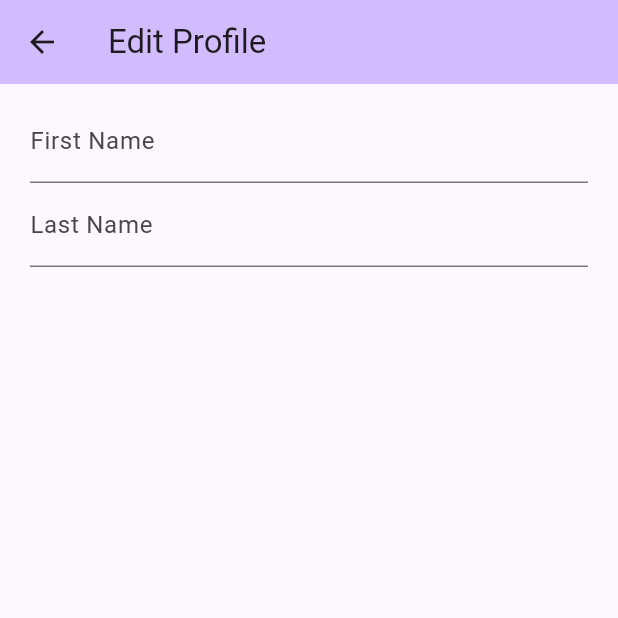
After one commit to allanfang1/grocery_spending_tracker_app, a Flutter app: the HomePage screen opened directly, after a tap on "Profile", on a phone screen of 412 x 824 dp, the top half of it. The commit adds this screen. Run offline on Flutter 3.47's test engine with Material 3 defaults, Android fonts, the phone set to English and light mode, and no system bars; our stand-ins replace camera, flutter_riverpod, permission_handler, riverpod_annotation; missing offline and left inert: flutter_cupertino_datetime_picker, google_mlkit_text_recognition; generated files the repository leaves out were written again.

```diff
--- a/lib/common/constants.dart
+++ b/lib/common/constants.dart
@@ -1,7 +1,11 @@
 class Constants {
   static const String HOST = "http://grocery-tracker.azurewebsites.net";
   static const String LOGIN_PATH = "/auth/login/";
-  static const String GET_USER_PATH = "/user/";
-  static const String REGISTER_PATH = "/user/new-user/";
+  static const String GET_USER_PATH = "/users/";
+  static const String REGISTER_PATH = "/users/new-user";
   static const String LOAD_TRANSACTIONS = "/loadtransactions/";
+
+  static const String FIRST_NAME_LABEL = "First Name";
+  static const String LAST_NAME_LABEL = "Last Name";
+  static const String EMAIL_LABEL = "Email";
 }
--- /dev/null
+++ b/lib/pages/edit_profile.dart
@@ -0,0 +1,54 @@
+import 'package:flutter_riverpod/flutter_riverpod.dart';
+import 'package:grocery_spending_tracker_app/common/constants.dart';
+import 'package:grocery_spending_tracker_app/pages/register.dart';
+import 'package:grocery_spending_tracker_app/controller/profile_controller.dart';
+import 'package:grocery_spending_tracker_app/pages/home.dart';
+import 'package:flutter/material.dart';
+
+// ignore_for_file: prefer_const_constructors
+
+class EditProfile extends StatefulWidget {
+  const EditProfile({super.key});
+
+  @override
+  State<EditProfile> createState() => _EditProfile();
+}
+
+class _EditProfile extends State<EditProfile> {
+  final _formKey = GlobalKey<FormState>();
+  bool? _enableBtn;
+  String? _firstname;
+  String? _lastname;
+
+  @override
+  Widget build(BuildContext context) {
+    return Scaffold(
+      appBar: AppBar(
+        backgroundColor: Theme.of(context).colorScheme.inversePrimary,
+        title: Text("Edit Profile"),
+      ),
+      body: Center(
+        child: Container(
+          margin: EdgeInsets.fromLTRB(20, 10, 20, 10),
+          child: Form(
+            key: _formKey,
+            child: Column(
+              children: [
+                TextFormField(
+                  onSaved: (newValue) => setState(() => _firstname = newValue),
+                  decoration:
+                      InputDecoration(labelText: Constants.FIRST_NAME_LABEL),
+                ),
+                TextFormField(
+                  onSaved: (newValue) => setState(() => _firstname = newValue),
+                  decoration:
+                      InputDecoration(labelText: Constants.LAST_NAME_LABEL),
+                ),
+              ],
+            ),
+          ),
+        ),
+      ),
+    );
+  }
+}
--- a/lib/pages/home.dart
+++ b/lib/pages/home.dart
@@ -1,10 +1,14 @@
 // ignore_for_file: prefer_const_literals_to_create_immutables
 //ignore_for_file: prefer_const_constructors
+import 'package:flutter_riverpod/flutter_riverpod.dart';
+import 'package:grocery_spending_tracker_app/controller/profile_controller.dart';
+import 'package:grocery_spending_tracker_app/pages/edit_profile.dart';
 import 'package:grocery_spending_tracker_app/pages/login.dart';
 import 'package:grocery_spending_tracker_app/pages/new_trip.dart';
 import 'package:grocery_spending_tracker_app/pages/purchase_history.dart';
 
 import 'package:flutter/material.dart';
+import 'package:grocery_spending_tracker_app/repository/profile_repository.dart';
 
 class HomePage extends StatelessWidget {
   const HomePage({super.key});
@@ -54,7 +58,13 @@ class HomePage extends StatelessWidget {
                   const SizedBox(height: 6),
                   SizedBox(
                     child: OutlinedButton(
-                      onPressed: null,
+                      onPressed: () {
+                        Navigator.of(context).push(
+                          MaterialPageRoute(
+                            builder: (context) => const EditProfile(),
+                          ),
+                        );
+                      },
                       child: const Text('Profile'),
                     ),
                   ),
@@ -67,15 +77,22 @@ class HomePage extends StatelessWidget {
                   ),
                   const SizedBox(height: 6),
                   SizedBox(
-                    child: OutlinedButton(
-                      onPressed: () {
-                        Navigator.of(context).push(
-                          MaterialPageRoute(
-                            builder: (context) => const LoginPage(),
-                          ),
+                    child: Consumer(
+                      builder: (_, WidgetRef ref, __) {
+                        return OutlinedButton(
+                          onPressed: () {
+                            ref
+                                .watch(profileControllerProvider.notifier)
+                                .logout();
+                            Navigator.of(context).push(
+                              MaterialPageRoute(
+                                builder: (context) => const LoginPage(),
+                              ),
+                            );
+                          },
+                          child: const Text('Logout'),
                         );
                       },
-                      child: const Text('Back to login'),
                     ),
                   ),
                 ],
```
Also changed, not shown: lib/common/error_alert.dart (added, +22 -0 lines), lib/controller/profile_controller.dart (+10 -4 lines), lib/model/user.dart (+27 -9 lines), lib/pages/edit_goal.dart (added, +54 -0 lines), lib/pages/goals.dart (added, +101 -0 lines), lib/pages/login.dart (+20 -12 lines), lib/pages/register.dart (+6 -2 lines), 2 other files.
